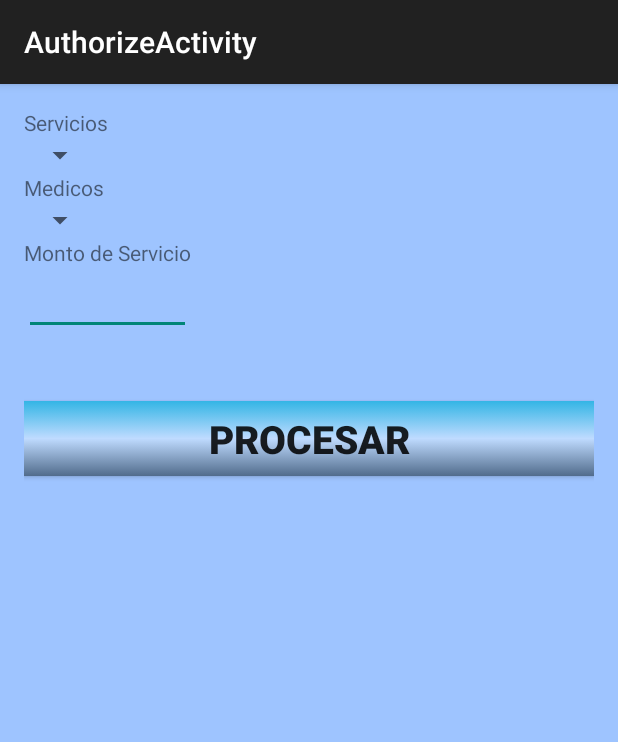
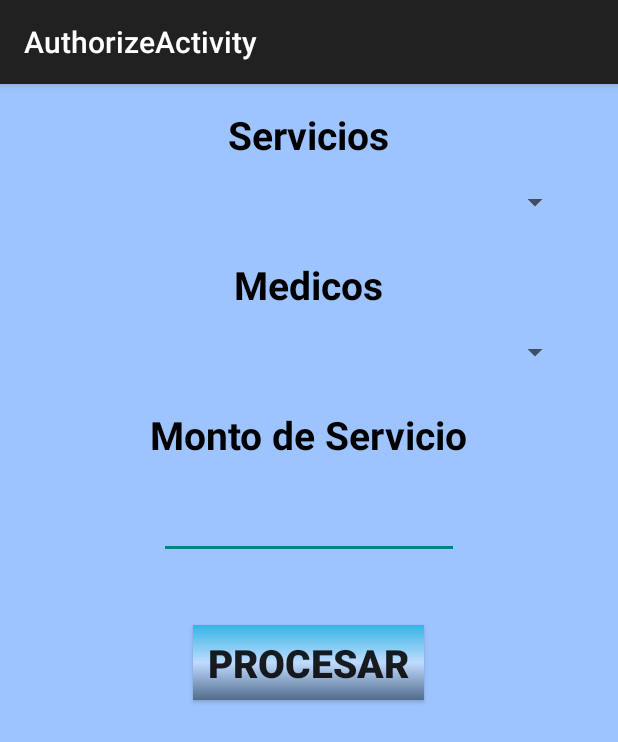
Before and after one commit to Breslyofimatic/ARS, an Android app: the AuthorizeActivity screen opened directly, with no data from a screen before it, on a phone screen of 412 x 824 dp. Shown: the top 742 px of the screen. Run offline under Robolectric (Android 15) with nearby library versions, the phone set to English and light mode, and no system bars; 1 statement that could not run was skipped.

Commit message:
Cambios en diseño

```diff
--- a/ofimatic.ars/src/main/res/layout-land/activity_authorize.xml
+++ b/ofimatic.ars/src/main/res/layout-land/activity_authorize.xml
@@ -2,12 +2,13 @@
     xmlns:tools="http://schemas.android.com/tools"
     android:layout_width="match_parent"
     android:layout_height="match_parent"
+    tools:context="com.ofimatic.ars.AuthorizeActivity"
     >
 
     <ScrollView
         android:layout_width="fill_parent"
         android:layout_height="fill_parent"
-    android:fadeScrollbars="true"
+        android:fadeScrollbars="false"
         android:fillViewport="true">
 
         <RelativeLayout xmlns:android="http://schemas.android.com/apk/res/android"
@@ -25,14 +26,20 @@
                 android:text="Servicios"
                 android:layout_width="wrap_content"
                 android:layout_height="wrap_content"
-        android:id="@+id/textView2" />
+                android:id="@+id/textView2"
+                android:textSize="26sp"
+                android:textColor="#000000"
+                android:layout_centerHorizontal="true"
+                android:textStyle="bold"/>
 
             <Spinner
-        android:layout_width="wrap_content"
+                android:layout_width="350dp"
                 android:layout_height="wrap_content"
-        android:prompt="@string/app_name"
+                android:prompt="@string/ServiciosPromtp"
                 android:id="@+id/SpinServicios"
                 android:layout_below="@+id/textView2"
+                android:layout_marginTop="15dp"
+                android:layout_centerHorizontal="true"
                 android:spinnerMode="dialog"
                 />
 
@@ -43,14 +50,19 @@
                 android:text="Medicos"
                 android:id="@+id/textView3"
                 android:layout_below="@+id/SpinServicios"
-        android:layout_alignParentLeft="true"
-        android:layout_alignParentStart="true" />
+                android:textSize="26sp"
+                android:layout_marginTop="25dp"
+                android:textColor="#000000"
+                android:layout_centerHorizontal="true"
+                android:textStyle="bold"/>
 
             <Spinner
-        android:layout_width="wrap_content"
+                android:layout_width="350dp"
                 android:layout_height="wrap_content"
-        android:prompt="@string/app_name"
+                android:prompt="@string/MedicosPromtp"
                 android:id="@+id/SpinMedicos"
+                android:layout_marginTop="15dp"
+                android:layout_centerHorizontal="true"
                 android:layout_below="@+id/textView3"
                 android:spinnerMode="dialog"
                 />
@@ -60,23 +72,26 @@
                 android:layout_height="wrap_content"
                 android:text="Monto de Servicio"
                 android:id="@+id/tvMontoServices"
+                android:textColor="#000000"
                 android:layout_below="@+id/SpinMedicos"
-        android:layout_alignParentLeft="true"
-        android:layout_alignParentStart="true" />
+                android:textSize="26sp"
+                android:layout_marginTop="25dp"
+                android:layout_centerHorizontal="true"
+                android:textStyle="bold"/>
 
             <EditText
-        android:layout_width="wrap_content"
+                android:layout_width="200dp"
                 android:layout_height="wrap_content"
                 android:id="@+id/editTextMonto"
                 android:layout_below="@+id/tvMontoServices"
-        android:layout_alignParentLeft="true"
-        android:layout_alignParentStart="true"
-        android:layout_alignRight="@+id/tvMontoServices"
-        android:layout_alignEnd="@+id/tvMontoServices"
+                android:layout_centerHorizontal="true"
+                android:gravity="center"
+                android:textSize="22sp"
+                android:layout_marginTop="15dp"
                 android:inputType="numberDecimal"/>
 
             <Button
-        android:layout_width="fill_parent"
+                android:layout_width="wrap_content"
                 android:layout_height="50dp"
                 android:text="Procesar"
                 android:id="@+id/button"
@@ -85,6 +100,8 @@
                 android:layout_marginTop="44dp"
                 android:textAlignment="center"
                 android:textSize="26sp"
+                android:paddingLeft="10dp"
+                android:paddingRight="10dp"
                 android:textStyle="bold"
                 android:onClick="bottonProcesar"
                 android:background="@drawable/mybuttons"/>
--- a/ofimatic.ars/src/main/res/layout-land/activity_main.xml
+++ b/ofimatic.ars/src/main/res/layout-land/activity_main.xml
@@ -4,16 +4,30 @@
     android:layout_height="match_parent"
     android:background="#9EC4FF"
 
+
     tools:context="com.ofimatic.ars.MainActivity">
+
 
     <ImageView
         android:layout_width="200dp"
         android:layout_height="200dp"
-        android:id="@+id/imageView"
-        android:layout_alignParentTop="true"
-        android:layout_centerHorizontal="true"
-        android:layout_marginTop="36dp"
-        android:src="@drawable/ic_nfc_icon"
+        android:id="@+id/logo"
+android:layout_centerHorizontal="true"
+        android:src="@drawable/logoars"
+        android:layout_marginTop="25dp"
+
+
         />
 
+    <ImageView
+        android:layout_width="150dp"
+        android:layout_height="150dp"
+        android:id="@+id/imageView"
+        android:src="@drawable/ic_nfc_icon"
+        android:layout_alignParentBottom="true"
+        android:layout_alignParentRight="true"
+         />
+
+
+
 </RelativeLayout>
--- a/ofimatic.ars/src/main/res/layout-land/row.xml
+++ b/ofimatic.ars/src/main/res/layout-land/row.xml
@@ -16,7 +16,7 @@
         android:textColor="#000000"
         android:textStyle="bold"
         android:id="@+id/Nombre"
-
+        android:layout_centerHorizontal="true"
         android:layout_width="wrap_content"
         android:layout_height="wrap_content"
         android:textSize="22sp"/>
--- a/ofimatic.ars/src/main/res/layout-port/activity_authorize.xml
+++ b/ofimatic.ars/src/main/res/layout-port/activity_authorize.xml
@@ -8,7 +8,7 @@
     <ScrollView
         android:layout_width="fill_parent"
         android:layout_height="fill_parent"
-    android:fadeScrollbars="true"
+        android:fadeScrollbars="false"
         android:fillViewport="true">
 
         <RelativeLayout xmlns:android="http://schemas.android.com/apk/res/android"
@@ -26,14 +26,20 @@
                 android:text="Servicios"
                 android:layout_width="wrap_content"
                 android:layout_height="wrap_content"
-        android:id="@+id/textView2" />
+                android:id="@+id/textView2"
+                android:textSize="26sp"
+                android:textColor="#000000"
+                android:layout_centerHorizontal="true"
+                android:textStyle="bold"/>
 
             <Spinner
-        android:layout_width="wrap_content"
+                android:layout_width="350dp"
                 android:layout_height="wrap_content"
-        android:prompt="@string/app_name"
+                android:prompt="@string/ServiciosPromtp"
                 android:id="@+id/SpinServicios"
                 android:layout_below="@+id/textView2"
+                android:layout_marginTop="15dp"
+                android:layout_centerHorizontal="true"
                 android:spinnerMode="dialog"
                 />
 
@@ -44,14 +50,19 @@
                 android:text="Medicos"
                 android:id="@+id/textView3"
                 android:layout_below="@+id/SpinServicios"
-        android:layout_alignParentLeft="true"
-        android:layout_alignParentStart="true" />
+                android:textSize="26sp"
+                android:layout_marginTop="25dp"
+                android:textColor="#000000"
+                android:layout_centerHorizontal="true"
+                android:textStyle="bold"/>
 
             <Spinner
-        android:layout_width="wrap_content"
+                android:layout_width="350dp"
                 android:layout_height="wrap_content"
-        android:prompt="@string/app_name"
+                android:prompt="@string/MedicosPromtp"
                 android:id="@+id/SpinMedicos"
+                android:layout_marginTop="15dp"
+                android:layout_centerHorizontal="true"
                 android:layout_below="@+id/textView3"
                 android:spinnerMode="dialog"
                 />
@@ -61,23 +72,27 @@
                 android:layout_height="wrap_content"
                 android:text="Monto de Servicio"
                 android:id="@+id/tvMontoServices"
+                android:textColor="#000000"
                 android:layout_below="@+id/SpinMedicos"
-        android:layout_alignParentLeft="true"
-        android:layout_alignParentStart="true" />
+                android:textSize="26sp"
+                android:layout_marginTop="25dp"
+                android:layout_centerHorizontal="true"
+                android:textStyle="bold"/>
 
             <EditText
-        android:layout_width="wrap_content"
+                android:layout_width="200dp"
                 android:layout_height="wrap_content"
                 android:id="@+id/editTextMonto"
                 android:layout_below="@+id/tvMontoServices"
-        android:layout_alignParentLeft="true"
-        android:layout_alignParentStart="true"
-        android:layout_alignRight="@+id/tvMontoServices"
-        android:layout_alignEnd="@+id/tvMontoServices"
+                android:layout_centerHorizontal="true"
+                android:textSize="22sp"
+                android:gravity="center"
+
+                android:layout_marginTop="15dp"
                 android:inputType="numberDecimal"/>
 
             <Button
-        android:layout_width="fill_parent"
+                android:layout_width="wrap_content"
                 android:layout_height="50dp"
                 android:text="Procesar"
                 android:id="@+id/button"
@@ -86,6 +101,8 @@
                 android:layout_marginTop="44dp"
                 android:textAlignment="center"
                 android:textSize="26sp"
+                android:paddingLeft="10dp"
+                android:paddingRight="10dp"
                 android:textStyle="bold"
                 android:onClick="bottonProcesar"
                 android:background="@drawable/mybuttons"/>
--- a/ofimatic.ars/src/main/res/layout-port/activity_main.xml
+++ b/ofimatic.ars/src/main/res/layout-port/activity_main.xml
@@ -6,13 +6,23 @@
 
     tools:context="com.ofimatic.ars.MainActivity">
 
+
+    <ImageView
+        android:layout_width="200dp"
+        android:layout_height="200dp"
+        android:id="@+id/logo"
+        android:layout_alignParentTop="true"
+        android:layout_centerHorizontal="true"
+        android:layout_marginTop="36dp"
+        android:src="@drawable/logoars"/>
+
     <ImageView
         android:layout_width="200dp"
         android:layout_height="200dp"
         android:id="@+id/imageView"
-        android:layout_alignParentTop="true"
         android:layout_centerHorizontal="true"
-        android:layout_marginTop="36dp"
+        android:layout_marginTop="10dp"
+        android:layout_below="@+id/logo"
         android:src="@drawable/ic_nfc_icon"/>
 
 </RelativeLayout>
--- a/ofimatic.ars/src/main/res/layout-port/activity_reader.xml
+++ b/ofimatic.ars/src/main/res/layout-port/activity_reader.xml
@@ -159,7 +159,7 @@
 
 
         <Button
-            android:layout_width="fill_parent"
+            android:layout_width="wrap_content"
             android:layout_height="50dp"
             android:text="@string/Mas_detalles"
             android:layout_centerHorizontal="true"
@@ -170,6 +170,8 @@
             android:layout_marginTop="25dp"
             android:textAlignment="center"
             android:textSize="26sp"
+            android:paddingLeft="10dp"
+            android:paddingRight="10dp"
             android:textStyle="bold"
             android:background="@drawable/mybuttons"/>
 
--- a/ofimatic.ars/src/main/res/layout-port/activity_reader_online.xml
+++ b/ofimatic.ars/src/main/res/layout-port/activity_reader_online.xml
@@ -8,7 +8,7 @@
         android:layout_width="fill_parent"
         android:layout_height="fill_parent"
         android:fillViewport="true"
-        android:fadeScrollbars="true"
+        android:fadeScrollbars="false"
         >
 
 
@@ -269,13 +269,16 @@
 
 
             <Button
-                android:layout_width="fill_parent"
+                android:layout_width="wrap_content"
                 android:layout_height="50dp"
                 android:layout_below="@+id/tvTelefonoRO"
                 android:text="Autorizar Servicios"
                 android:layout_marginTop="25dp"
                 android:textSize="26sp"
                 android:textStyle="bold"
+                android:paddingLeft="10dp"
+                android:layout_centerHorizontal="true"
+                android:paddingRight="10dp"
                 android:background="@drawable/mybuttons"
                 android:onClick="AutorizarServ" />
 
--- a/ofimatic.ars/src/main/res/layout-port/row.xml
+++ b/ofimatic.ars/src/main/res/layout-port/row.xml
@@ -16,7 +16,7 @@
         android:textColor="#000000"
         android:textStyle="bold"
         android:id="@+id/Nombre"
-
+        android:layout_centerHorizontal="true"
         android:layout_width="wrap_content"
         android:layout_height="wrap_content"
         android:textSize="22sp"/>
--- a/ofimatic.ars/src/main/res/values/strings.xml
+++ b/ofimatic.ars/src/main/res/values/strings.xml
@@ -37,4 +37,7 @@
     <string name="DataInc">Datos incorrectos</string>
     <string name="title_activity_authorize">AuthorizeActivity</string>
 
+    <string name="ServiciosPromtp">Servicios</string>
+    <string name="MedicosPromtp">Medicos</string>
+
 </resources>
```
Also changed, not shown: ofimatic.ars/src/main/res/drawable/logoars.png (added). Lines whose indentation alone changed are shown as unchanged.
